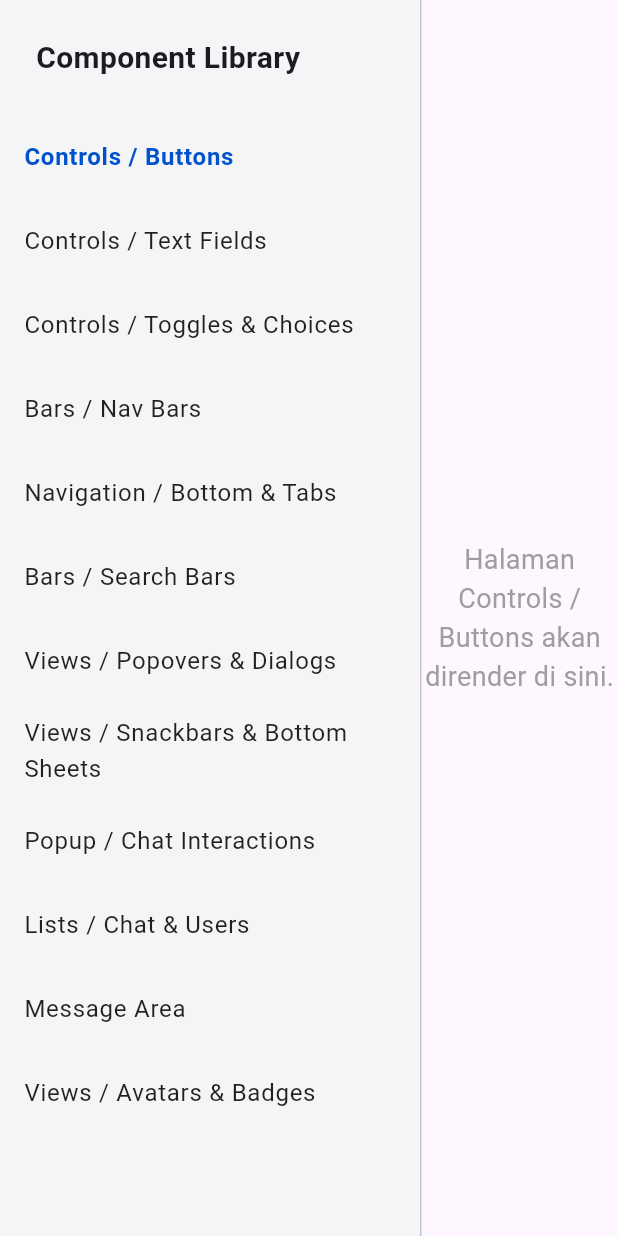
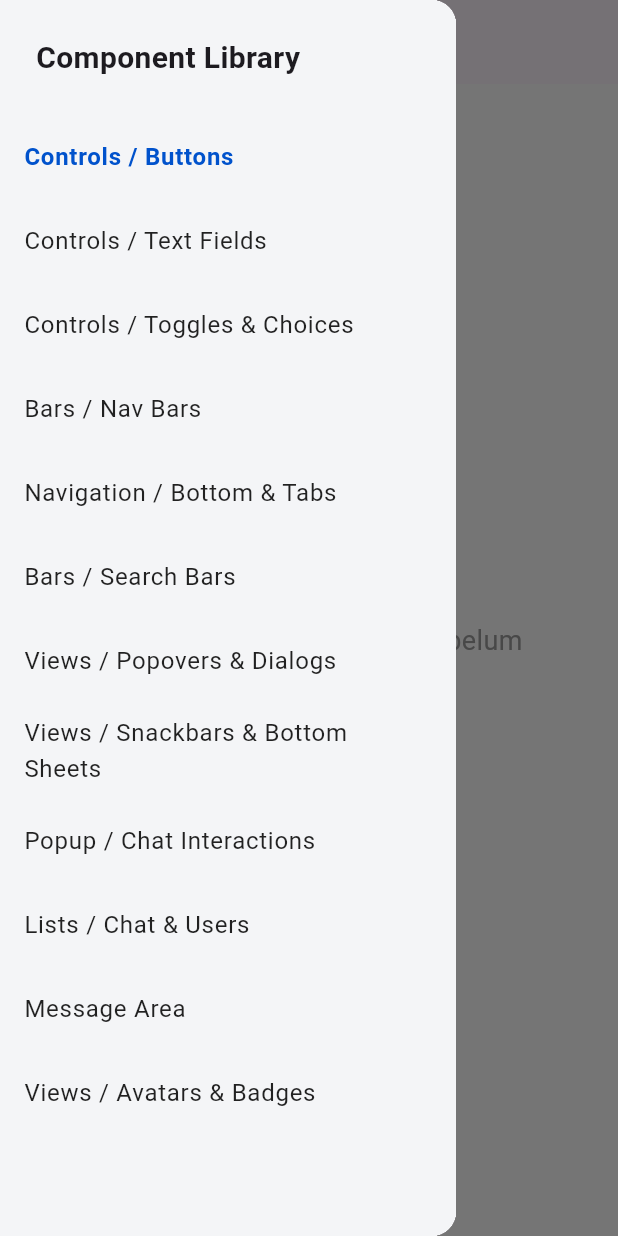
Before and after one commit to nugiarmasn/chat_design_system, a Flutter app: the screen it shows after launch, with the side drawer open (before the commit the screen has no drawer), on a phone screen of 412 x 824 dp. Run offline on Flutter 3.47's test engine with Material 3 defaults, Android fonts, the phone set to English and light mode, and no system bars; our stand-ins replace get, google_fonts.

Commit message:
Feat: Slicing Text Fields selesai & perbaikan Sidebar responsif

```diff
--- a/lib/app/modules/home/views/home_view.dart
+++ b/lib/app/modules/home/views/home_view.dart
@@ -1,17 +1,18 @@
 import 'package:flutter/material.dart';
 import 'package:get/get.dart';
 import '../controllers/home_controller.dart';
+import '../../text_fields/views/text_fields_view.dart';
 
 class HomeView extends GetView<HomeController> {
   const HomeView({super.key});
 
   @override
   Widget build(BuildContext context) {
-    return Scaffold(
-      body: Row(
-        children: [
-          // KIRI: Sidebar
-          Container(
+    // Deteksi apakah layarnya lebar (Web/Tablet) atau sempit (HP)
+    final isDesktop = MediaQuery.of(context).size.width > 600;
+
+    // Kita pisah widget Sidebar-nya biar bisa dipanggil ulang
+    final sidebar = Container(
       width: 280,
       color: const Color(0xFFF4F5F7),
       child: Column(
@@ -25,10 +26,12 @@ class HomeView extends GetView<HomeController> {
             ),
           ),
           Expanded(
-                  child: Obx(() => ListView.builder(
+            child: Obx(() {
+              final currentIndex = controller.selectedIndex.value;
+              return ListView.builder(
                 itemCount: controller.menus.length,
                 itemBuilder: (context, index) {
-                      final isSelected = controller.selectedIndex.value == index;
+                  final isSelected = currentIndex == index;
                   return ListTile(
                     title: Text(
                       controller.menus[index],
@@ -39,29 +42,53 @@ class HomeView extends GetView<HomeController> {
                     ),
                     selected: isSelected,
                     selectedTileColor: Colors.blue.withOpacity(0.1),
-                        onTap: () => controller.changeMenu(index),
+                    onTap: () {
+                      controller.changeMenu(index);
+                      // Kalau di HP, otomatis tutup menu samping setelah diklik
+                      if (!isDesktop) Get.back();
+                    },
                   );
                 },
-                  )),
-                ),
-              ],
-            ),
-          ),
-
-          const VerticalDivider(thickness: 1, width: 1),
-
-          // KANAN: Area Konten
-          Expanded(
-            child: Obx(() => Center(
-              child: Text(
-                'Halaman ${controller.menus[controller.selectedIndex.value]} akan dirender di sini.',
-                textAlign: TextAlign.center,
-                style: const TextStyle(fontSize: 18, color: Colors.grey),
-              ),
-            )),
+              );
+            }),
           ),
         ],
       ),
     );
+
+    // Area konten kanan
+    final content = Obx(() {
+      final selectedMenu = controller.menus[controller.selectedIndex.value];
+
+      if (selectedMenu == 'Controls / Text Fields') {
+        return const TextFieldsView();
+      }
+
+      return Center(
+        child: Text(
+          'Halaman $selectedMenu belum disambungkan.',
+          textAlign: TextAlign.center,
+          style: const TextStyle(fontSize: 18, color: Colors.grey),
+        ),
+      );
+    });
+
+    return Scaffold(
+      backgroundColor: Colors.white,
+      // Kalau di HP, munculin AppBar buat tombol hamburger menu
+      appBar: isDesktop ? null : AppBar(title: const Text('Design System')),
+      // Kalau di HP, sidebar jadi Drawer (menu geser)
+      drawer: isDesktop ? null : Drawer(child: sidebar),
+      // Atur layout berdasarkan ukuran layar
+      body: isDesktop
+          ? Row(
+        children: [
+          sidebar,
+          const VerticalDivider(thickness: 1, width: 1),
+          Expanded(child: content),
+        ],
+      )
+          : content,
+    );
   }
 }
--- /dev/null
+++ b/lib/app/modules/text_fields/controllers/text_fields_controller.dart
@@ -0,0 +1,5 @@
+import 'package:get/get.dart';
+
+class TextFieldsController extends GetxController {
+  // Kalau nanti butuh logika, taruh di sini
+}
```
Also changed, not shown: lib/app/components/custom_textfield.dart (added, +79 -0 lines), lib/app/core/app_theme.dart (added, +25 -0 lines), lib/app/modules/text_fields/views/text_fields_view.dart (added, +48 -0 lines). Lines whose indentation alone changed are shown as unchanged.
